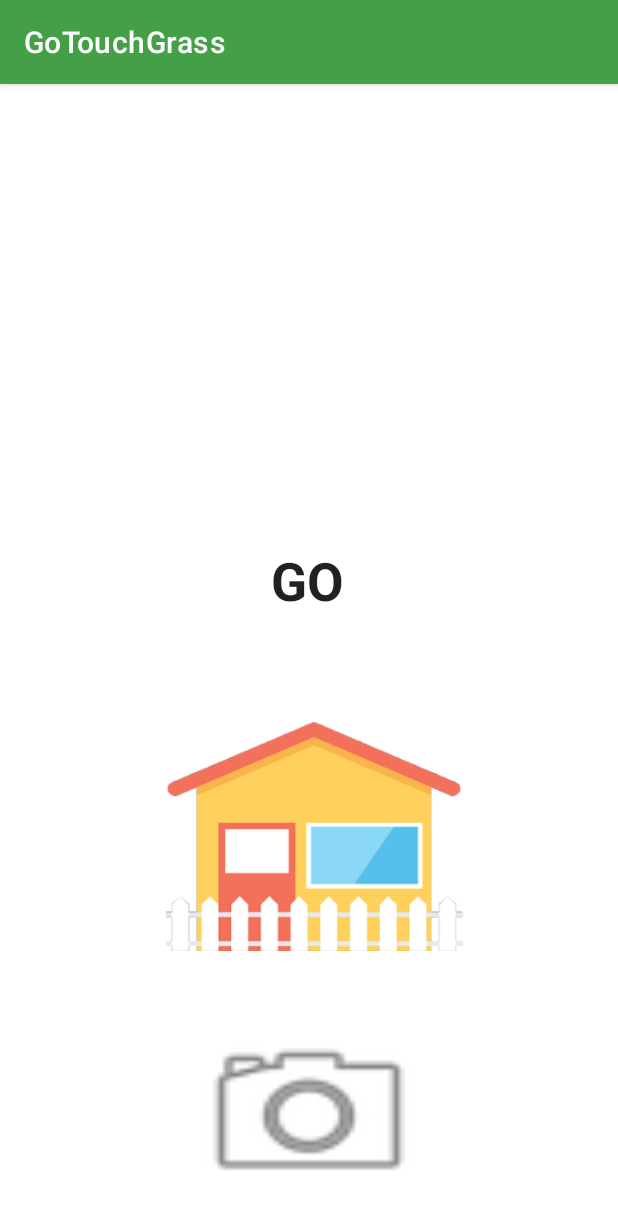
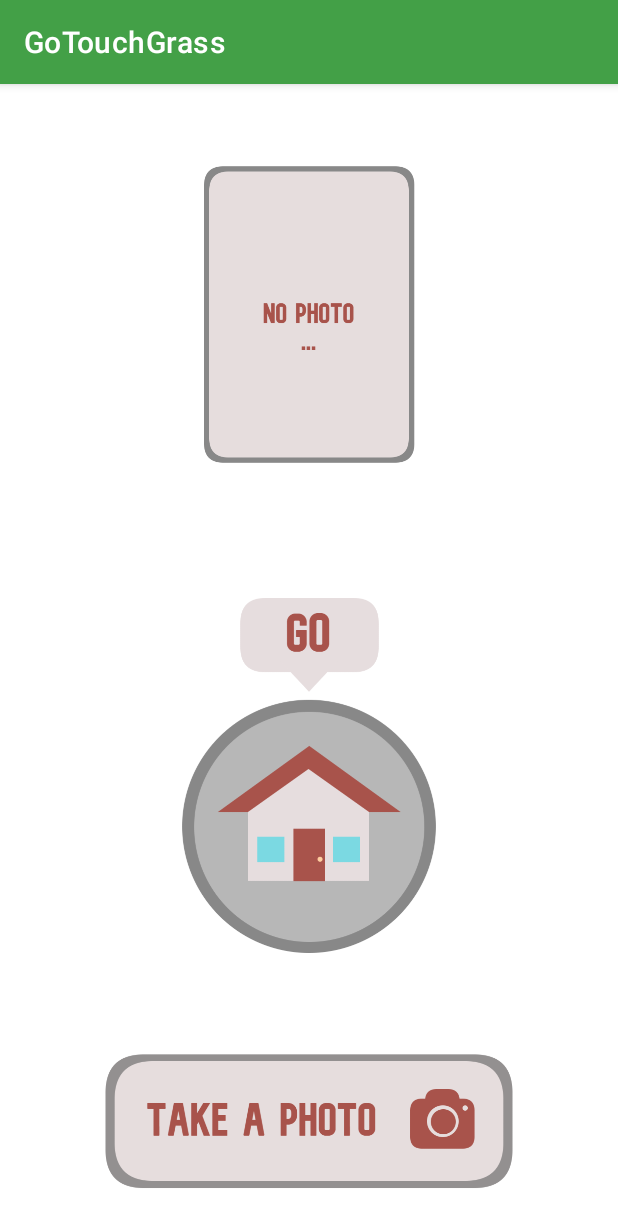
Before and after one commit to JonathanTNgo/Go-Touch-Grass, an Android app: the HomeScreen screen opened through its navigation route, on a phone screen of 412 x 824 dp. Shown: the top 1227 px of the screen. Run offline under Robolectric (Android 15) with nearby library versions, the phone set to English and light mode, and no system bars.

Commit message:
fixed UI from lost pull

```diff
--- a/app/src/main/java/com/john/gotouchgrass/ui/order/HomeScreen.kt
+++ b/app/src/main/java/com/john/gotouchgrass/ui/order/HomeScreen.kt
@@ -43,7 +43,7 @@ class HomeScreen : Fragment() {
     ): View? {
         _binding = FragmentHomeScreenBinding.inflate(inflater, container, false)
         val root: View = binding.root
-        binding.grassImage?.setOnClickListener {
+        binding.houseButton?.setOnClickListener {
             viewModel.stopTime()
             findNavController().navigate(R.id.action_homeScreen_to_frag_rating)
         }
--- a/app/src/main/res/layout/fragment_home_screen.xml
+++ b/app/src/main/res/layout/fragment_home_screen.xml
@@ -15,22 +15,6 @@
     or grass image. -->
 
     <TextView
-        android:id="@+id/Welcome_txt"
-        android:layout_width="wrap_content"
-        android:layout_height="wrap_content"
-        android:layout_marginBottom="300dp"
-        android:text="@string/home_txt"
-        android:textAppearance="@style/TextAppearance.AppCompat.Body1"
-        android:textSize="35sp"
-        android:textStyle="bold"
-        app:layout_constraintBottom_toBottomOf="parent"
-        app:layout_constraintEnd_toEndOf="parent"
-        app:layout_constraintHorizontal_bias="0.498"
-        app:layout_constraintStart_toStartOf="parent"
-        app:layout_constraintTop_toBottomOf="@id/iv"
-        app:layout_constraintVertical_bias="0.807" />
-
-    <TextView
         android:id="@+id/temp_txt"
         android:layout_width="wrap_content"
         android:layout_height="wrap_content"
@@ -43,46 +27,42 @@
         app:layout_constraintTop_toTopOf="parent" />
 
     <ImageView
-        android:id="@+id/grass_image"
-        android:layout_width="wrap_content"
-        android:layout_height="wrap_content"
-        android:layout_marginTop="0dp"
-        android:layout_marginBottom="25dp"
-        android:adjustViewBounds="true"
-        android:maxWidth="300dp"
-        android:maxHeight="300dp"
+        android:id="@+id/house_button"
+        android:layout_width="0dp"
+        android:layout_height="0dp"
+        app:layout_constraintHeight_percent=".4"
+        app:layout_constraintWidth_percent=".6"
         android:scaleType="fitCenter"
         android:visibility="visible"
         android:contentDescription="@string/grass_description"
         app:layout_constraintBottom_toTopOf="@id/camera_button"
         app:layout_constraintEnd_toEndOf="parent"
         app:layout_constraintStart_toStartOf="parent"
-        app:layout_constraintTop_toBottomOf="@+id/Welcome_txt"
-        app:srcCompat="@drawable/starting_house" />
-
-    <!--This button will display past grass moments. -->
+        app:layout_constraintTop_toBottomOf="@id/iv"
+        app:srcCompat="@drawable/house_button_no_photo" />
 
     <ImageView
         android:id="@+id/camera_button"
-        android:layout_width="wrap_content"
-        android:layout_height="wrap_content"
-        android:src="@android:drawable/ic_menu_camera"
-        android:scaleX="5"
-        android:scaleY="4"
-        android:contentDescription="@string/home_description"
-        android:textSize="10sp"
+        android:layout_width="0dp"
+        android:layout_height="0dp"
+        app:layout_constraintHeight_percent=".2"
+        app:layout_constraintWidth_percent=".7"
+        android:src="@drawable/photo_button"
+        android:contentDescription="This is the button to a photo of your moment"
         app:layout_constraintBottom_toBottomOf="parent"
-        app:layout_constraintEnd_toEndOf="parent"
-        app:layout_constraintStart_toStartOf="parent"
-        app:layout_constraintTop_toBottomOf="@+id/grass_image"/>
+        app:layout_constraintEnd_toEndOf="@id/house_button"
+        app:layout_constraintStart_toStartOf="@id/house_button"
+        app:layout_constraintTop_toBottomOf="@+id/house_button" />
 
     <ImageView
         android:id="@+id/iv"
-        android:layout_width="wrap_content"
-        android:layout_height="wrap_content"
+        android:layout_width="0dp"
+        android:layout_height="0dp"
+        app:layout_constraintWidth_percent=".7"
+        app:layout_constraintHeight_percent=".4"
         android:contentDescription="@string/picture_description"
-        android:layout_marginTop="80dp"
-        app:layout_constraintBottom_toTopOf="@+id/Welcome_txt"
+        android:src="@drawable/picture_spot"
+        app:layout_constraintBottom_toTopOf="@id/house_button"
         app:layout_constraintEnd_toEndOf="parent"
         app:layout_constraintStart_toStartOf="parent"
         app:layout_constraintTop_toTopOf="parent" />
```
Also changed, not shown: app/src/main/res/layout-land/fragment_frag_rating.xml (+3 -18 lines), app/src/main/res/layout/fragment_grass_screen.xml (+44 -60 lines).
